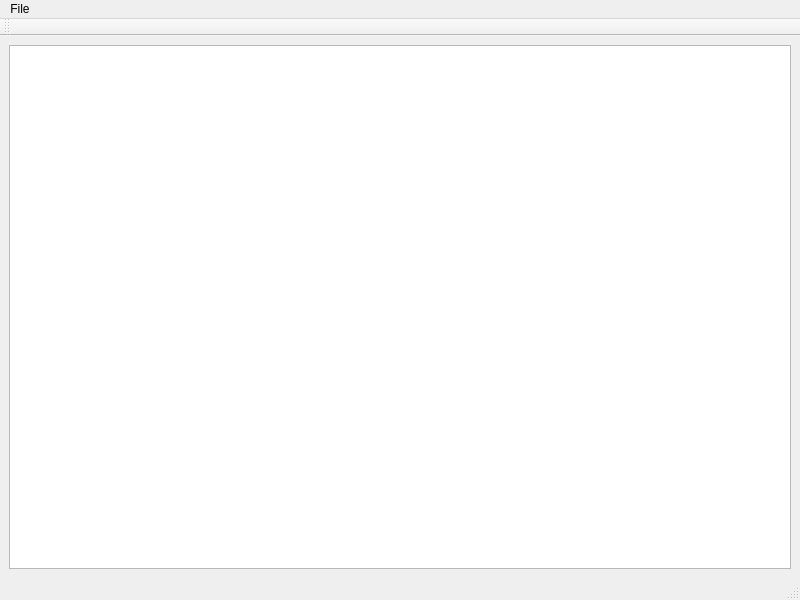
Before: the Qt Designer form tools/podconverter/mainwindow.ui in jydidier/escape-velocity, drawn with Qt 5.
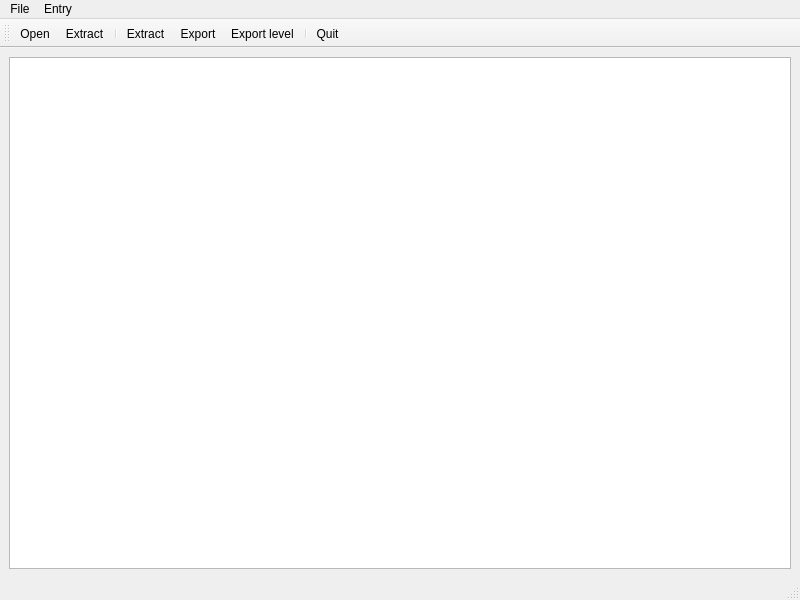
After: the same form once the commit is applied. Icons and pictures are not drawn.

Commit message: Changed application look (icons, toolbars). Started to implement file export, including for levels. This tool is near end of implementation.

Diff of the .ui file:
```diff
--- a/tools/podconverter/mainwindow.ui
+++ b/tools/podconverter/mainwindow.ui
@@ -37,7 +37,16 @@
     <addaction name="actionExtract"/>
     <addaction name="actionQuit"/>
    </widget>
+   <widget class="QMenu" name="menuEntry">
+    <property name="title">
+     <string>Entry</string>
+    </property>
+    <addaction name="actionExtractFile"/>
+    <addaction name="actionExport"/>
+    <addaction name="actionExportLevel"/>
+   </widget>
    <addaction name="menuFile"/>
+   <addaction name="menuEntry"/>
   </widget>
   <widget class="QStatusBar" name="statusbar"/>
   <widget class="QToolBar" name="toolBar">
@@ -50,6 +59,14 @@
    <attribute name="toolBarBreak">
     <bool>false</bool>
    </attribute>
+   <addaction name="actionOpen"/>
+   <addaction name="actionExtract"/>
+   <addaction name="separator"/>
+   <addaction name="actionExtractFile"/>
+   <addaction name="actionExport"/>
+   <addaction name="actionExportLevel"/>
+   <addaction name="separator"/>
+   <addaction name="actionQuit"/>
   </widget>
   <action name="actionOpen">
    <property name="text">
@@ -66,6 +83,30 @@
     <string>Extract</string>
    </property>
   </action>
+  <action name="actionExtractFile">
+   <property name="icon">
+    <iconset theme="go-next"/>
+   </property>
+   <property name="text">
+    <string>Extract...</string>
+   </property>
+  </action>
+  <action name="actionExport">
+   <property name="icon">
+    <iconset theme="go-last"/>
+   </property>
+   <property name="text">
+    <string>Export...</string>
+   </property>
+  </action>
+  <action name="actionExportLevel">
+   <property name="icon">
+    <iconset theme="document-properties"/>
+   </property>
+   <property name="text">
+    <string>Export level...</string>
+   </property>
+  </action>
  </widget>
  <resources/>
  <connections>
```
Left out of the diff: 66 changed lines with no effect on the pictures. The commit also changes 9 other files.
